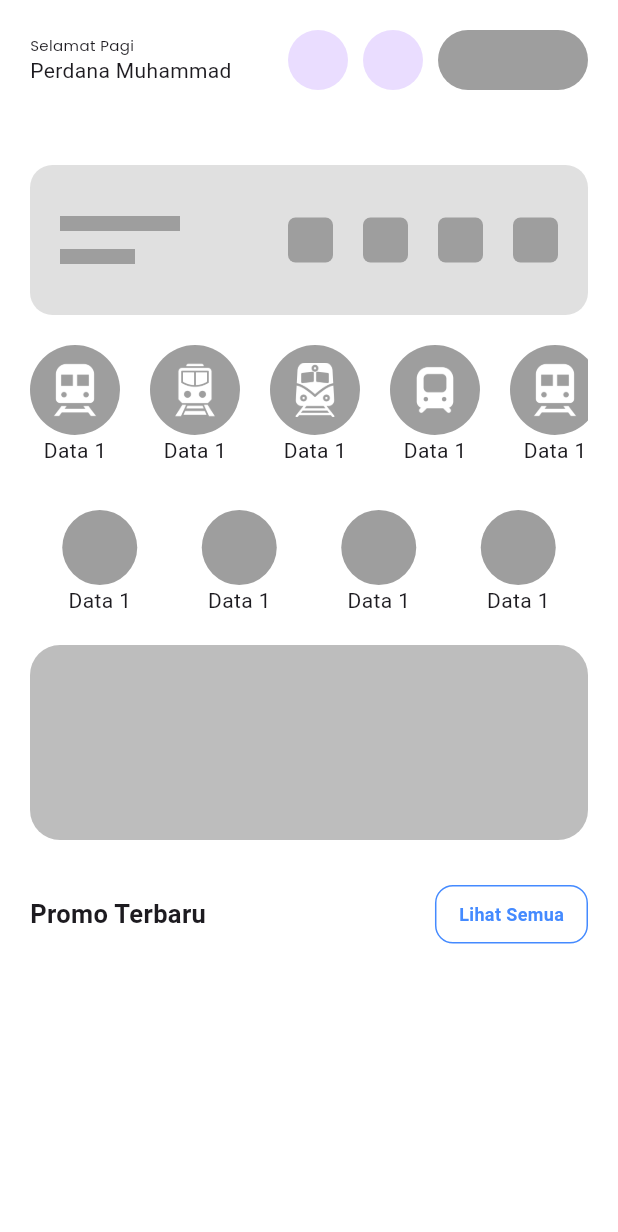
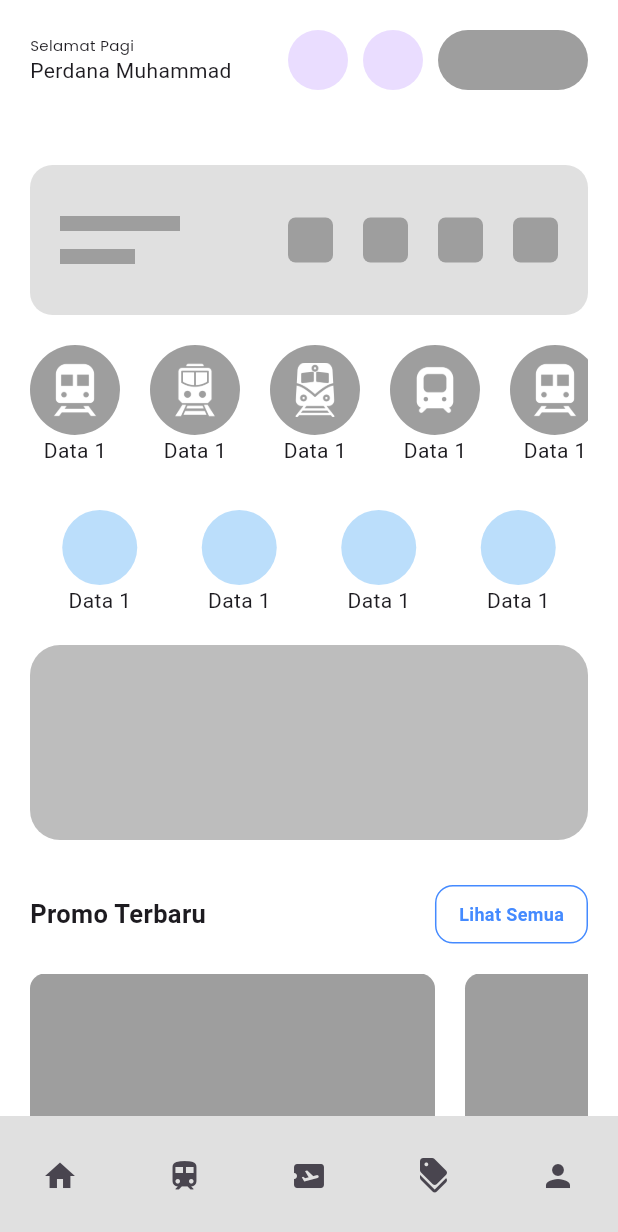
Before and after one commit to WildanCool/SlicingUI_Flutter, a Flutter app: the screen it shows after launch, on a phone screen of 412 x 824 dp. Shown: the top 1232 px of the screen. Run offline on Flutter 3.47's test engine with Material 3 defaults, Android fonts, the light colour scheme and no system bars; our stand-ins replace another_flutter_splash_screen, google_fonts.

Commit message:
updt UI 2

```diff
--- a/latihan_slicing_ui_flutter/lib/slicingUI-2/komponenUI-2/konten-pilihan.dart
+++ b/latihan_slicing_ui_flutter/lib/slicingUI-2/komponenUI-2/konten-pilihan.dart
@@ -16,7 +16,7 @@ class _KontenPilihanState extends State<KontenPilihan> {
           width: 50,
           height: 50,
           decoration: BoxDecoration(
-            color: Colors.grey,
+            color: Colors.blue.shade100,
             borderRadius: BorderRadius.circular(50),
           ),
           child: SizedBox(
--- /dev/null
+++ b/latihan_slicing_ui_flutter/lib/slicingUI-2/komponenUI-2/konten-promo.dart
@@ -0,0 +1,17 @@
+import 'package:flutter/material.dart';
+
+class KontenPromo extends StatelessWidget {
+  const KontenPromo({super.key});
+
+  @override
+  Widget build(BuildContext context) {
+    return Container(
+      width: 270,
+      height: 130,
+      decoration: BoxDecoration(
+        color: Colors.grey,
+        borderRadius: BorderRadius.circular(10),
+      ),
+    );
+  }
+}
--- a/latihan_slicing_ui_flutter/lib/slicingUI-2/slicing2.dart
+++ b/latihan_slicing_ui_flutter/lib/slicingUI-2/slicing2.dart
@@ -2,6 +2,7 @@ import 'package:flutter/material.dart';
 import 'package:google_fonts/google_fonts.dart';
 import 'package:latihan_slicing_ui_flutter/slicingUI-2/komponenUI-2/konten-krl.dart';
 import 'package:latihan_slicing_ui_flutter/slicingUI-2/komponenUI-2/konten-pilihan.dart';
+import 'package:latihan_slicing_ui_flutter/slicingUI-2/komponenUI-2/konten-promo.dart';
 
 class Slicing2 extends StatefulWidget {
   const Slicing2({super.key});
@@ -233,9 +234,18 @@ class _Slicing2State extends State<Slicing2> {
                     ],
                   ),
 
+                  SizedBox(height: 20),
                   SingleChildScrollView(
                     scrollDirection: Axis.horizontal,
-                    child: Row(),
+                    child: Row(
+                      spacing: 20,
+                      children: [
+                        KontenPromo(),
+                        KontenPromo(),
+                        KontenPromo(),
+                        KontenPromo(),
+                      ],
+                    ),
                   ),
                 ],
               ),
@@ -243,6 +253,19 @@ class _Slicing2State extends State<Slicing2> {
           ),
         ),
       ),
+      bottomNavigationBar: BottomAppBar(
+        color: Colors.grey.shade300,
+        child: Row(
+          mainAxisAlignment: MainAxisAlignment.spaceBetween,
+          children: [
+            IconButton(onPressed: () {}, icon: Icon(Icons.home)),
+            IconButton(onPressed: () {}, icon: Icon(Icons.train)),
+            IconButton(onPressed: () {}, icon: Icon(Icons.airplane_ticket)),
+            IconButton(onPressed: () {}, icon: Icon(Icons.discount)),
+            IconButton(onPressed: () {}, icon: Icon(Icons.person)),
+          ],
+        ),
+      ),
     );
   }
 }
```
